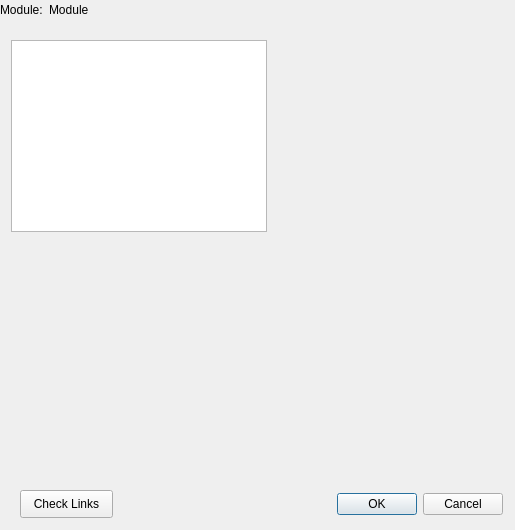
First picture: the form in host/dialogs/dialogeditlinks.ui, repository XcluDev/Xclu, before the edit.
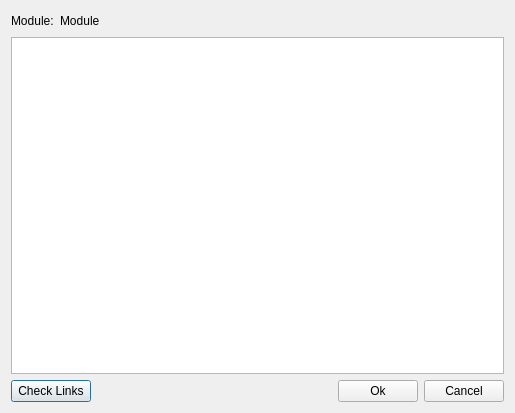
Second picture: the form after the edit.

Commit message: resolving links

```diff
--- a/host/dialogs/dialogeditlinks.ui
+++ b/host/dialogs/dialogeditlinks.ui
@@ -7,52 +7,14 @@
     <x>0</x>
     <y>0</y>
     <width>515</width>
-    <height>530</height>
+    <height>413</height>
    </rect>
   </property>
   <property name="windowTitle">
    <string>Links Editor</string>
   </property>
-  <widget class="QPlainTextEdit" name="editor">
-   <property name="geometry">
-    <rect>
-     <x>11</x>
-     <y>40</y>
-     <width>256</width>
-     <height>192</height>
-    </rect>
-   </property>
-  </widget>
-  <widget class="QDialogButtonBox" name="buttonBox">
-   <property name="geometry">
-    <rect>
-     <x>310</x>
-     <y>490</y>
-     <width>193</width>
-     <height>28</height>
-    </rect>
-   </property>
-   <property name="orientation">
-    <enum>Qt::Horizontal</enum>
-   </property>
-   <property name="standardButtons">
-    <set>QDialogButtonBox::Cancel|QDialogButtonBox::Ok</set>
-   </property>
-  </widget>
-  <widget class="QPushButton" name="button_check_links">
-   <property name="geometry">
-    <rect>
-     <x>20</x>
-     <y>490</y>
-     <width>93</width>
-     <height>28</height>
-    </rect>
-   </property>
-   <property name="text">
-    <string>Check Links</string>
-   </property>
-  </widget>
-  <widget class="QWidget" name="">
+  <layout class="QVBoxLayout" name="verticalLayout">
+   <item>
    <layout class="QHBoxLayout" name="horizontalLayout">
     <item>
      <widget class="QLabel" name="label">
@@ -82,7 +44,49 @@
      </spacer>
     </item>
    </layout>
-  </widget>
+   </item>
+   <item>
+    <widget class="QPlainTextEdit" name="editor"/>
+   </item>
+   <item>
+    <layout class="QHBoxLayout" name="horizontalLayout_2">
+     <item>
+      <widget class="QPushButton" name="button_check_links">
+       <property name="text">
+        <string>Check Links</string>
+       </property>
+      </widget>
+     </item>
+     <item>
+      <spacer name="horizontalSpacer_2">
+       <property name="orientation">
+        <enum>Qt::Horizontal</enum>
+       </property>
+       <property name="sizeHint" stdset="0">
+        <size>
+         <width>40</width>
+         <height>20</height>
+        </size>
+       </property>
+      </spacer>
+     </item>
+     <item>
+      <widget class="QPushButton" name="button_ok">
+       <property name="text">
+        <string>Ok</string>
+       </property>
+      </widget>
+     </item>
+     <item>
+      <widget class="QPushButton" name="button_cancel">
+       <property name="text">
+        <string>Cancel</string>
+       </property>
+      </widget>
+     </item>
+    </layout>
+   </item>
+  </layout>
  </widget>
  <resources/>
  <connections>
```
Left out of the diff: 35 changed lines with no effect on the pictures. Lines whose indentation alone changed are shown as unchanged. The commit also changes 10 other files.
